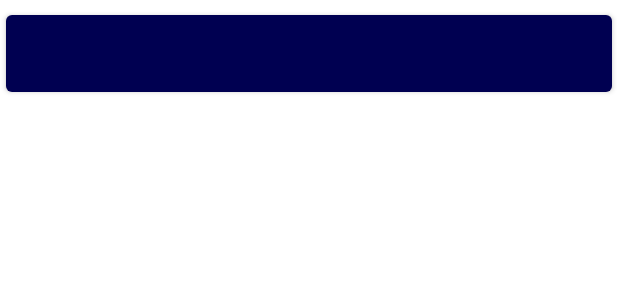
After one commit to aaiovinoo/TheSolarSystem, an Android app: the layout fact_view.xml on its own in the app's theme, with its tools: preview values and no code run, on a phone screen of 412 x 824 dp. The commit adds this screen. Shown: the top 300 px of the screen. Run offline under Robolectric (Android 15) with nearby library versions, the phone set to English and light mode, and no system bars.

Commit message:
implemented image buttons in the home page; added fact_view.xml for the recycler fact view

```diff
--- a/app/src/main/java/com/example/wordsapp/FactAdapter.kt
+++ b/app/src/main/java/com/example/wordsapp/FactAdapter.kt
@@ -75,6 +75,9 @@ class FactAdapter(private val planetId: String, context: Context) :
             // Retrieve the list of facts from res/values/arrays.xml
             val facts = context.resources.getStringArray(R.array.pluto).toList()
             filteredWords = facts
+        } else{
+            val facts = context.resources.getStringArray(R.array.pluto).toList()
+            filteredWords = facts
         }
 
 
@@ -107,7 +110,7 @@ class FactAdapter(private val planetId: String, context: Context) :
     override fun onCreateViewHolder(parent: ViewGroup, viewType: Int): WordViewHolder {
         val layout = LayoutInflater
             .from(parent.context)
-            .inflate(R.layout.item_view, parent, false)
+            .inflate(R.layout.fact_view, parent, false)
 
         // Setup custom accessibility delegate to set the text read
         layout.accessibilityDelegate = PlanetAdapter
--- /dev/null
+++ b/app/src/main/res/layout/fact_view.xml
@@ -0,0 +1,7 @@
+<?xml version="1.0" encoding="utf-8"?>
+<Button xmlns:android="http://schemas.android.com/apk/res/android"
+    android:id="@+id/button_item"
+    android:layout_width="match_parent"
+    android:layout_height="wrap_content"
+    android:layout_margin="4dp"
+    android:padding="16dp" />
--- a/app/src/main/res/layout/item_view.xml
+++ b/app/src/main/res/layout/item_view.xml
@@ -14,7 +14,7 @@
      See the License for the specific language governing permissions and
      limitations under the License.
 -->
-<Button xmlns:android="http://schemas.android.com/apk/res/android"
+<ImageButton xmlns:android="http://schemas.android.com/apk/res/android"
     android:id="@+id/button_item"
     android:layout_width="match_parent"
     android:layout_height="wrap_content"
```
Also changed, not shown: app/src/main/java/com/example/wordsapp/PlanetAdapter.kt (+13 -6 lines).
